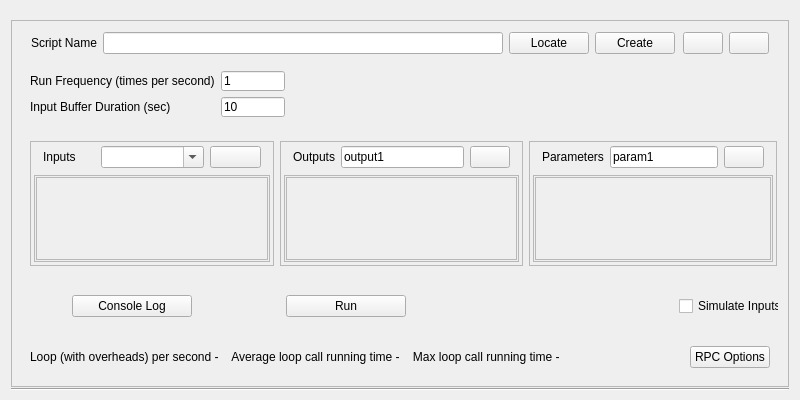
Old version of the form physiolabxr/_ui/ScriptingWidget.ui in the repository PhysioLabXR/PhysioLabXR-Community.
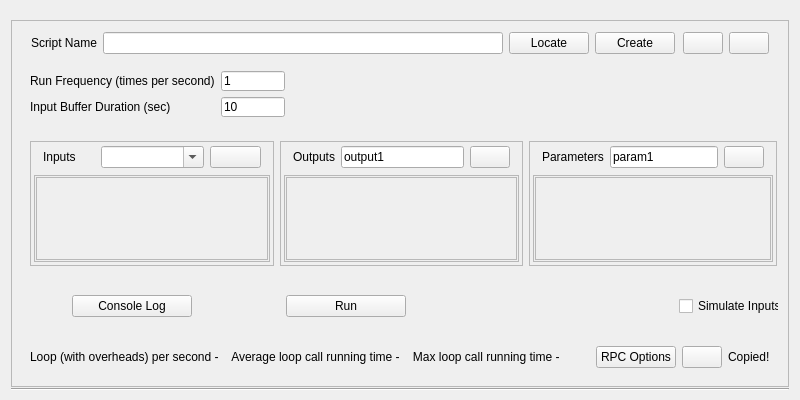
New version of the form.

Commit message: rpc also use random port; make std worker persistent through out a script widget's lifetime; make std socket a server in the main app, a client in the script process, because the port number has to be established when the socket is made in script widget's init.

```diff
--- a/physiolabxr/_ui/ScriptingWidget.ui
+++ b/physiolabxr/_ui/ScriptingWidget.ui
@@ -940,6 +940,12 @@
         <layout class="QHBoxLayout" name="horizontalLayout_9">
          <item>
           <widget class="QLabel" name="realtimeInfoLabel">
+           <property name="sizePolicy">
+            <sizepolicy hsizetype="Expanding" vsizetype="Preferred">
+             <horstretch>0</horstretch>
+             <verstretch>0</verstretch>
+            </sizepolicy>
+           </property>
            <property name="maximumSize">
             <size>
              <width>16777215</width>
@@ -961,6 +967,29 @@
            </property>
           </widget>
          </item>
+         <item alignment="Qt::AlignRight">
+          <widget class="QPushButton" name="rpc_copy_port_button">
+           <property name="toolTip">
+            <string>copy rpc port number</string>
+           </property>
+           <property name="text">
+            <string/>
+           </property>
+          </widget>
+         </item>
+         <item alignment="Qt::AlignRight">
+          <widget class="QLabel" name="copied_label">
+           <property name="sizePolicy">
+            <sizepolicy hsizetype="Minimum" vsizetype="Preferred">
+             <horstretch>0</horstretch>
+             <verstretch>0</verstretch>
+            </sizepolicy>
+           </property>
+           <property name="text">
+            <string>Copied!</string>
+           </property>
+          </widget>
+         </item>
         </layout>
        </widget>
       </item>
```
The commit also changes 4 other files.
